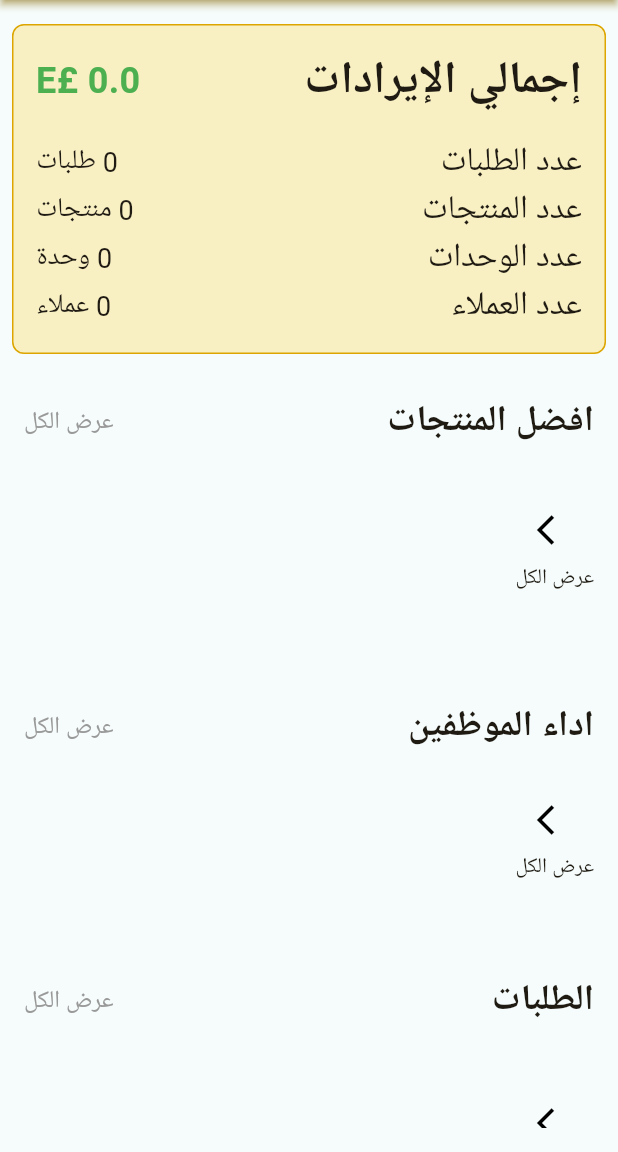
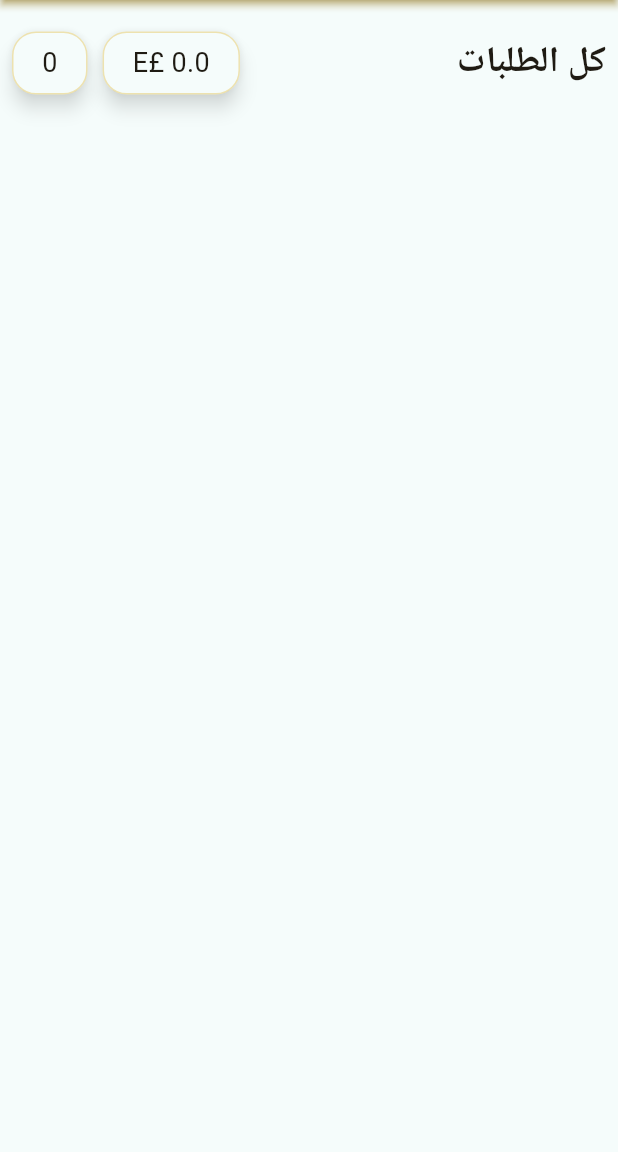
Before and after one commit to ELDemy/inventory_app, a Flutter app: the DashboardScreen screen opened directly, after a tap on "عرض الكل", on a phone screen of 412 x 824 dp, the part 84-1236 px from its top. Run offline on Flutter 3.47's test engine with Material 3 defaults, Android fonts, the phone set to English and light mode, and no system bars; our stand-ins replace bloc, cloud_firestore, connectivity_plus, firebase_analytics, firebase_auth, firebase_core and 6 more; accounts and stored records are empty.

Commit message:
home dash board basics

```diff
--- /dev/null
+++ b/lib/core/components/custome_responsive_row.dart
@@ -0,0 +1,28 @@
+import 'package:flutter/material.dart';
+
+class CustomResponsiveRow extends StatelessWidget {
+  const CustomResponsiveRow({
+    super.key,
+    required this.children,
+    this.mainAxisSize,
+  });
+
+  final List<Widget> children;
+  final MainAxisSize? mainAxisSize;
+
+  @override
+  Widget build(BuildContext context) {
+    return Row(
+      mainAxisSize: mainAxisSize ?? MainAxisSize.max,
+      children: [
+        Expanded(
+          child: Wrap(
+            crossAxisAlignment: WrapCrossAlignment.center,
+            alignment: WrapAlignment.spaceBetween,
+            children: children,
+          ),
+        ),
+      ],
+    );
+  }
+}
--- a/lib/features/admin/features/dashboard/screens/home_dashboard/data/report_cubit/report_cubit.dart
+++ b/lib/features/admin/features/dashboard/screens/home_dashboard/data/report_cubit/report_cubit.dart
@@ -97,7 +97,7 @@ class _ProductStatsContainer {
 
   List<ProductStats> toSortedProductStats() {
     return _productStatsMap.values.toList()
-      ..sort((a, b) => b.totalRevenue.compareTo(a.totalRevenue));
+      ..sort((a, b) => b.totalUnits.compareTo(a.totalUnits));
   }
 }
 
@@ -121,6 +121,6 @@ class _EmployeeStatsContainer {
 
   List<EmployeeStats> toSortedEmployeeStats() {
     return _employeeStatsMap.values.toList()
-      ..sort((a, b) => b.totalRevenue.compareTo(a.totalRevenue));
+      ..sort((a, b) => b.totalUnits.compareTo(a.totalUnits));
   }
 }
--- a/lib/features/admin/features/dashboard/screens/home_dashboard/presentation/widgets/dashboard_content.dart
+++ b/lib/features/admin/features/dashboard/screens/home_dashboard/presentation/widgets/dashboard_content.dart
@@ -1,8 +1,8 @@
 import 'package:flutter/material.dart';
 
-import 'order_history/order_history.dart';
+import 'order_history/order_history_short_report.dart';
 import 'top_sellers/top_sellers.dart';
-import 'top_sold_products/top_sold_products.dart';
+import 'top_sold_products/top_sold_products_short_report.dart';
 import 'total_revenue_card.dart';
 
 class DashboardContent extends StatelessWidget {
@@ -11,17 +11,20 @@ class DashboardContent extends StatelessWidget {
   @override
   Widget build(BuildContext context) {
     return const Padding(
+      padding: EdgeInsets.only(bottom: 10),
+      child: SingleChildScrollView(
+        child: Padding(
           padding: EdgeInsets.symmetric(vertical: 16.0),
-      child: SingleChildScrollView(
           child: Column(
             crossAxisAlignment: CrossAxisAlignment.start,
             children: [
               TotalRevenueCard(),
-            SizedBox(height: 14),
-            TopSoldProducts(),
+              SizedBox(height: 10),
+              OrdersHistoryShortReport(),
+              TopSoldProductsShortReport(),
               TopSellers(),
-            OrderHistory(),
             ],
+          ),
         ),
       ),
     );
--- a/lib/features/admin/features/dashboard/screens/home_dashboard/presentation/widgets/helpers/report_widget.dart
+++ b/lib/features/admin/features/dashboard/screens/home_dashboard/presentation/widgets/helpers/report_widget.dart
@@ -25,7 +25,7 @@ class ReportWidget extends StatelessWidget {
   @override
   Widget build(BuildContext context) {
     return Padding(
-      padding: const EdgeInsets.symmetric(vertical: 14.0),
+      padding: const EdgeInsets.symmetric(vertical: 10.0),
       child: Column(
         children: [
           _titleRow(),
@@ -64,11 +64,10 @@ class ReportWidget extends StatelessWidget {
       child: ListView.builder(
         padding: const EdgeInsets.symmetric(horizontal: 8),
         scrollDirection: Axis.horizontal,
-        itemCount: itemCount + 1,
+        itemCount: itemCount <= 5 ? itemCount : 6,
         itemBuilder: (context, index) {
-          if (index == itemCount) {
-            return ShowAllArrow(onTap: showAllOnTap);
-          }
+          if (index == 5) return ShowAllArrow(onTap: showAllOnTap);
+
           return ConstrainedBox(
             constraints: const BoxConstraints(minWidth: 160),
             child: Card(
--- /dev/null
+++ b/lib/features/admin/features/dashboard/screens/home_dashboard/presentation/widgets/order_history/all_orders_history.dart
@@ -0,0 +1,161 @@
+import 'package:flutter/material.dart';
+import 'package:flutter_bloc/flutter_bloc.dart';
+import 'package:inventory_app/core/components/custome_responsive_row.dart';
+import 'package:inventory_app/core/models/order_model.dart';
+import 'package:inventory_app/core/utils/app_themes/app_colors.dart';
+import 'package:inventory_app/core/utils/app_themes/app_text_styles.dart';
+import 'package:inventory_app/features/admin/features/dashboard/screens/home_dashboard/data/report_cubit/report_cubit.dart';
+import 'package:inventory_app/helpers/date_extension.dart';
+
+class ReportDetailsScreen extends StatelessWidget {
+  const ReportDetailsScreen({
+    super.key,
+    required this.title,
+    required this.data1,
+    required this.data2,
+    required this.onCardTap,
+    required this.childBuilder,
+  });
+
+  final String title;
+  final String data1;
+  final String data2;
+  final Widget Function(int index) childBuilder;
+  final Function(int index) onCardTap;
+  @override
+  Widget build(BuildContext context) {
+    List<OrderModel> allOrders = context.read<ReportCubit>().allOrders;
+    return Scaffold(
+      appBar: AppBar(title: const Text('تقارير العمل')),
+      body: Padding(
+        padding: const EdgeInsets.only(bottom: 10, top: 8),
+        child: Column(
+          children: [
+            Expanded(
+              child: ListView.builder(
+                itemCount: allOrders.length + 1,
+                itemBuilder: (context, index) {
+                  if (index == 0) return _topWidget(context, allOrders);
+
+                  return Card(
+                    elevation: 5,
+                    margin:
+                        const EdgeInsets.symmetric(horizontal: 4, vertical: 8),
+                    child: InkWell(
+                      borderRadius: BorderRadius.circular(16),
+                      splashColor: AppColors.primaryColor,
+                      onTap: onCardTap(index),
+                      child: Padding(
+                        padding: const EdgeInsets.symmetric(
+                            horizontal: 12.0, vertical: 10),
+                        child: childBuilder(index),
+                      ),
+                    ),
+                  );
+                },
+              ),
+            ),
+          ],
+        ),
+      ),
+    );
+  }
+
+  Padding _topWidget(BuildContext context, List<OrderModel> allOrders) {
+    return Padding(
+      padding: const EdgeInsets.all(8.0),
+      child: CustomResponsiveRow(
+        children: [
+          Text(title, style: AppTextStyles.headLine24),
+          Row(
+            mainAxisSize: MainAxisSize.min,
+            mainAxisAlignment: MainAxisAlignment.end,
+            children: [
+              Wrap(
+                alignment: WrapAlignment.end,
+                crossAxisAlignment: WrapCrossAlignment.end,
+                children: [
+                  Card(
+                    child: Padding(
+                      padding: const EdgeInsets.symmetric(
+                          horizontal: 20, vertical: 8),
+                      child: Text(data1, style: AppTextStyles.textStyle18),
+                    ),
+                  ),
+                  const SizedBox(width: 10),
+                  Card(
+                    child: Padding(
+                      padding: const EdgeInsets.symmetric(
+                          horizontal: 20, vertical: 8),
+                      child: Text(data2, style: AppTextStyles.textStyle18),
+                    ),
+                  ),
+                ],
+              ),
+            ],
+          ),
+        ],
+      ),
+    );
+  }
+}
+
+class OrderDetailsCard extends StatelessWidget {
+  const OrderDetailsCard({super.key, required this.orderModel});
+
+  final OrderModel orderModel;
+
+  @override
+  Widget build(BuildContext context) {
+    return Column(
+      crossAxisAlignment: CrossAxisAlignment.start,
+      children: [
+        CustomResponsiveRow(
+          children: [
+            Text(
+              orderModel.product.productName ?? 'غير معرف',
+              style: AppTextStyles.textStyle18,
+            ),
+            Text(
+              "${orderModel.creationTime?.DayDate}",
+              style: AppTextStyles.textStyle16
+                  .copyWith(color: AppColors.greyColor),
+            ),
+          ],
+        ),
+        Text(
+          orderModel.product.identifierSN ?? 'غير معرف',
+          style: AppTextStyles.textStyle12.copyWith(color: AppColors.greyColor),
+        ),
+        const SizedBox(height: 5),
+        CustomResponsiveRow(
+          children: [
+            Text(
+              "السعر: ${orderModel.price} £E",
+              style: AppTextStyles.textStyle18.copyWith(color: Colors.green),
+            ),
+            Text(
+              "عدد الوحدات: ${orderModel.quantity}",
+              style: AppTextStyles.textStyle16
+                  .copyWith(color: AppColors.greyColor),
+            ),
+          ],
+        ),
+        CustomResponsiveRow(
+          children: [
+            Text(
+              "العميل: ${orderModel.clientName}",
+              style: AppTextStyles.textStyle14
+                  .copyWith(color: AppColors.greyColor),
+            ),
+            Text(
+              "البائع: ${orderModel.employee}",
+              style: AppTextStyles.textStyle14
+                  .copyWith(color: AppColors.greyColor),
+            ),
+          ],
+        )
+      ],
+    );
+  }
+}
--- a/lib/features/admin/features/dashboard/screens/home_dashboard/presentation/widgets/order_history/order_history.dart
+++ b/lib/features/admin/features/dashboard/screens/home_dashboard/presentation/widgets/order_history/order_history_short_report.dart
@@ -4,14 +4,15 @@ import 'package:flutter/material.dart';
 import 'package:flutter_bloc/flutter_bloc.dart';
 import 'package:inventory_app/core/models/order_model.dart';
 import 'package:inventory_app/di/injector.dart';
-import 'package:inventory_app/features/admin/features/dashboard/screens/home_dashboard/presentation/widgets/order_history/order_history_data.dart';
+import 'package:inventory_app/features/admin/features/dashboard/screens/home_dashboard/presentation/widgets/order_history/all_orders_history.dart';
+import 'package:inventory_app/features/admin/features/dashboard/screens/home_dashboard/presentation/widgets/order_history/order_history_short_report_data.dart';
 import 'package:inventory_app/features/product_management/find_order/presentation/find_order_screen.dart';
 
 import '../../../data/report_cubit/report_cubit.dart';
 import '../helpers/report_widget.dart';
 
-class OrderHistory extends StatelessWidget {
-  const OrderHistory({super.key});
+class OrdersHistoryShortReport extends StatelessWidget {
+  const OrdersHistoryShortReport({super.key});
 
   @override
   Widget build(BuildContext context) {
@@ -22,15 +23,41 @@ class OrderHistory extends StatelessWidget {
       itemCount: orders.length,
       showAllOnTap: () {
         // generateFakeOrders(200);
+        Navigator.push(
+          context,
+          MaterialPageRoute(
+            builder: (_) => BlocProvider.value(
+              value: context.read<ReportCubit>(),
+              child: _buildAllOrdersHistory(context, orders),
+            ),
+          ),
+        );
       },
       onCardTap: (index) {
-        Navigator.of(context).push(
+        Navigator.of(context).push(MaterialPageRoute(
+            builder: (context) =>
+                FindOrderScreen(barcode: orders[index].serialNumbers.first)));
+      },
+      childBuilder: (index) => ShortOrderHistoryData(orderModel: orders[index]),
+    );
+  }
+
+  ReportDetailsScreen _buildAllOrdersHistory(
+      BuildContext context, List<OrderModel> orders) {
+    return ReportDetailsScreen(
+      title: 'كل الطلبات',
+      data1: "${context.read<ReportCubit>().statistics.totalRevenue} £E",
+      data2: "${orders.length}",
+      onCardTap: (index) {
+        Navigator.push(
+          context,
           MaterialPageRoute(
-              builder: (context) =>
-                  FindOrderScreen(barcode: orders[index].serialNumbers.first)),
+            builder: (context) =>
+                FindOrderScreen(barcode: orders[index - 1].serialNumbers.first),
+          ),
         );
       },
-      childBuilder: (index) => OrderHistoryData(orderModel: orders[index]),
+      childBuilder: (index) => OrderDetailsCard(orderModel: orders[index - 1]),
     );
   }
 }
--- a/lib/features/admin/features/dashboard/screens/home_dashboard/presentation/widgets/top_sold_products/top_sold_products.dart
+++ b/lib/features/admin/features/dashboard/screens/home_dashboard/presentation/widgets/top_sold_products/top_sold_products_short_report.dart
@@ -3,10 +3,10 @@ import 'package:flutter_bloc/flutter_bloc.dart';
 import 'package:inventory_app/features/admin/features/dashboard/screens/home_dashboard/data/report_cubit/report_cubit.dart';
 
 import '../helpers/report_widget.dart';
-import 'top_sold_product_card_data.dart';
+import 'top_sold_product_short_report_card_data.dart';
 
-class TopSoldProducts extends StatelessWidget {
-  const TopSoldProducts({
+class TopSoldProductsShortReport extends StatelessWidget {
+  const TopSoldProductsShortReport({
     super.key,
   });
 
--- a/lib/features/admin/features/dashboard/screens/home_dashboard/presentation/widgets/total_revenue_card.dart
+++ b/lib/features/admin/features/dashboard/screens/home_dashboard/presentation/widgets/total_revenue_card.dart
@@ -58,12 +58,19 @@ class TotalRevenueCard extends StatelessWidget {
     );
   }
 
-  Row _dataRow(String title, String value) {
+  Widget _dataRow(String title, String value) {
     return Row(
-      mainAxisAlignment: MainAxisAlignment.spaceBetween,
       children: [
-        Text(title, style: AppTextStyles.textStyle22),
-        Text(value, style: AppTextStyles.textStyle18),
+        Expanded(
+          child: Wrap(
+            crossAxisAlignment: WrapCrossAlignment.center,
+            alignment: WrapAlignment.spaceBetween,
+            children: [
+              Text(title, style: AppTextStyles.textStyle22),
+              Text(value, style: AppTextStyles.textStyle18),
+            ],
+          ),
+        ),
       ],
     );
   }
```
Also changed, not shown: lib/features/admin/features/dashboard/screens/home_dashboard/presentation/widgets/order_history/order_history_data.dart (deleted, +0 -53 lines), lib/features/admin/features/dashboard/screens/home_dashboard/presentation/widgets/order_history/order_history_short_report_data.dart (added, +66 -0 lines), lib/features/admin/features/dashboard/screens/home_dashboard/presentation/widgets/top_sold_products/top_sold_product_short_report_card_data.dart (renamed from lib/features/admin/features/dashboard/screens/home_dashboard/presentation/widgets/top_sold_products/top_sold_product_card_data.dart). Lines whose indentation alone changed are shown as unchanged.
